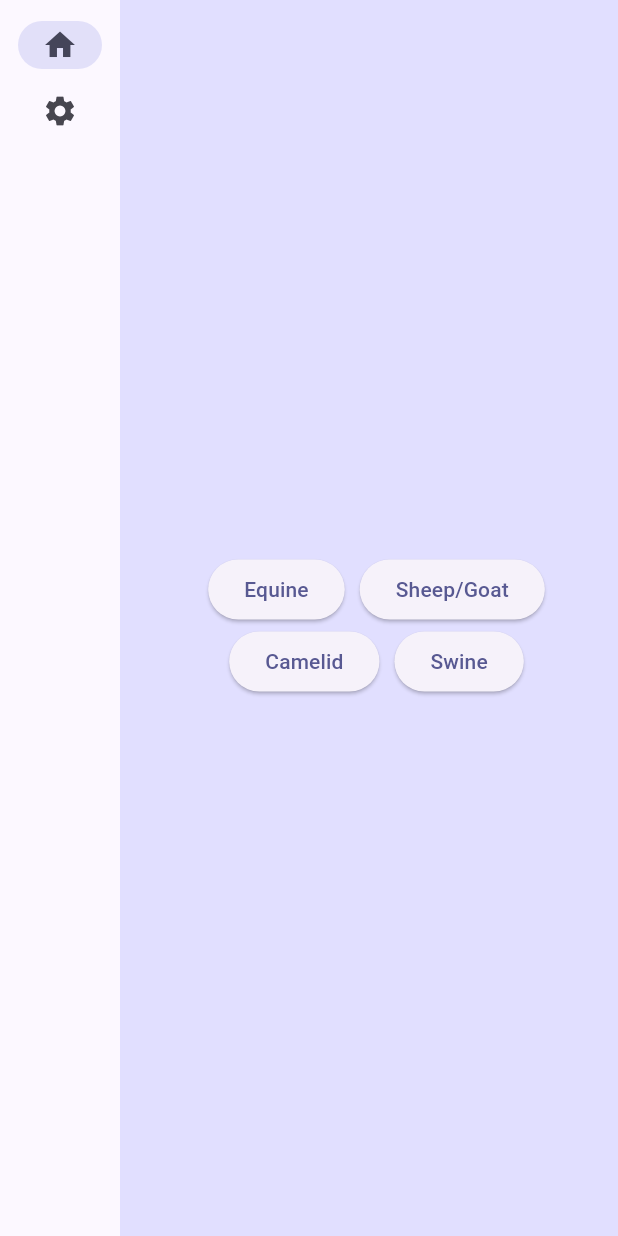
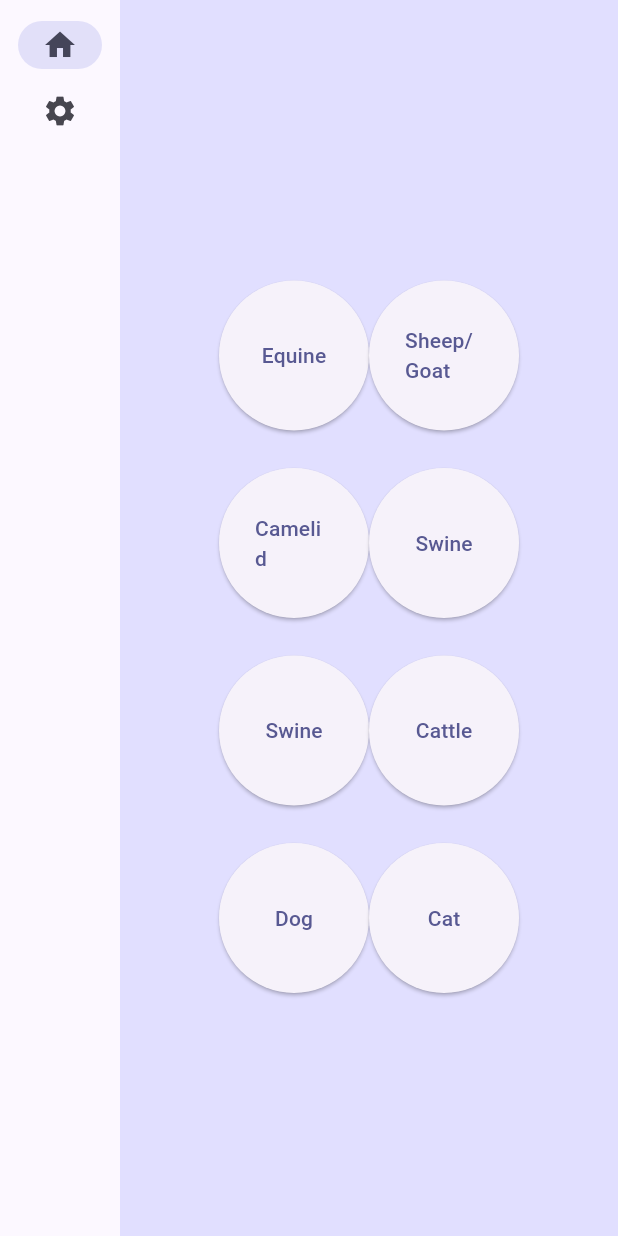
Before and after one commit to JoshyOWashy/Veterinary-Calculator-App, a Flutter app: the screen it shows after launch, on a phone screen of 412 x 824 dp. Run offline on Flutter 3.47's test engine with Material 2 defaults, Android fonts, the phone set to English and light mode, and no system bars.

Commit message:
add rest of buttons and resize

```diff
--- a/vet_calc_app/lib/main.dart
+++ b/vet_calc_app/lib/main.dart
@@ -143,43 +143,109 @@ class GeneratorPage extends StatelessWidget {
       child: Column(
         mainAxisAlignment: MainAxisAlignment.center,
         children: [
-          const SizedBox(height: 10),
-          Row(
-            mainAxisSize: MainAxisSize.min,
-            children: [
-              const SizedBox(width: 10),
-              ElevatedButton(
+          const SizedBox(height: 25),
+          Row(mainAxisSize: MainAxisSize.min, children: [
+            SizedBox(
+              width: 100,
+              height: 100,
+              child: ElevatedButton(
                 onPressed: () {
                   //
                 },
                 child: Text(appState.animals[0]),
               ),
-              const SizedBox(width: 10),
-              ElevatedButton(
+            ),
+            const SizedBox(height: 25),
+            SizedBox(
+              width: 100,
+              height: 100,
+              child: ElevatedButton(
                 onPressed: () {
                   //
                 },
                 child: Text(appState.animals[1]),
               ),
-            ],
-          ),
+            )
+          ]),
+          const SizedBox(height: 25),
           Row(
             mainAxisSize: MainAxisSize.min,
             children: [
-              const SizedBox(width: 10),
-              ElevatedButton(
+              SizedBox(
+                width: 100,
+                height: 100,
+                child: ElevatedButton(
                   onPressed: () {
                     //
                   },
                   child: Text(appState.animals[2]),
                 ),
-              const SizedBox(width: 10),
-              ElevatedButton(
+              ),
+              const SizedBox(height: 25),
+              SizedBox(
+                width: 100,
+                height: 100,
+                child: ElevatedButton(
                   onPressed: () {
                     //
                   },
                   child: Text(appState.animals[3]),
                 ),
+              )
+            ],
+          ),
+          const SizedBox(height: 25),
+          Row(
+            mainAxisSize: MainAxisSize.min,
+            children: [
+              SizedBox(
+                width: 100,
+                height: 100,
+                child: ElevatedButton(
+                  onPressed: () {
+                    //
+                  },
+                  child: Text(appState.animals[3]),
+                ),
+              ),
+              const SizedBox(height: 25),
+              SizedBox(
+                width: 100,
+                height: 100,
+                child: ElevatedButton(
+                  onPressed: () {
+                    //
+                  },
+                  child: Text(appState.animals[4]),
+                ),
+              )
+            ],
+          ),
+          const SizedBox(height: 25),
+          Row(
+            mainAxisSize: MainAxisSize.min,
+            children: [
+              SizedBox(
+                width: 100,
+                height: 100,
+                child: ElevatedButton(
+                  onPressed: () {
+                    //
+                  },
+                  child: Text(appState.animals[5]),
+                ),
+              ),
+              const SizedBox(height: 25),
+              SizedBox(
+                width: 100,
+                height: 100,
+                child: ElevatedButton(
+                  onPressed: () {
+                    //
+                  },
+                  child: Text(appState.animals[6]),
+                ),
+              )
             ],
           ),
         ],
```
Lines whose indentation alone changed are shown as unchanged.
